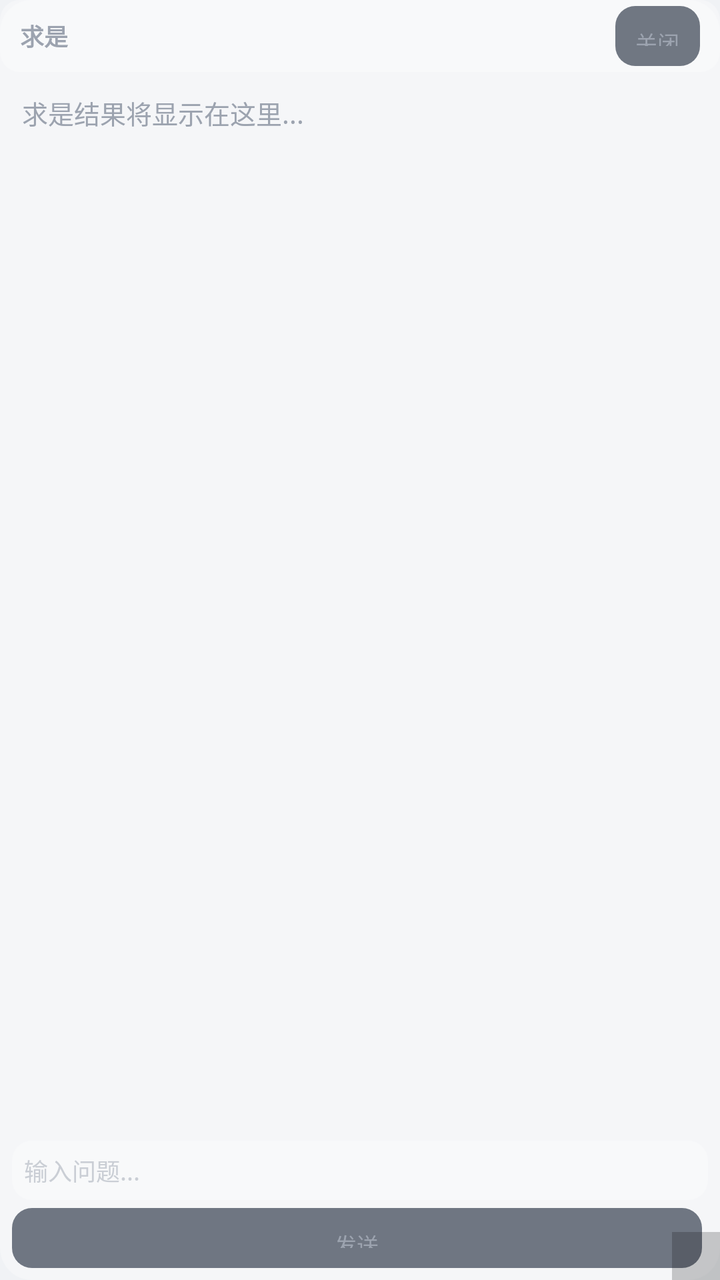
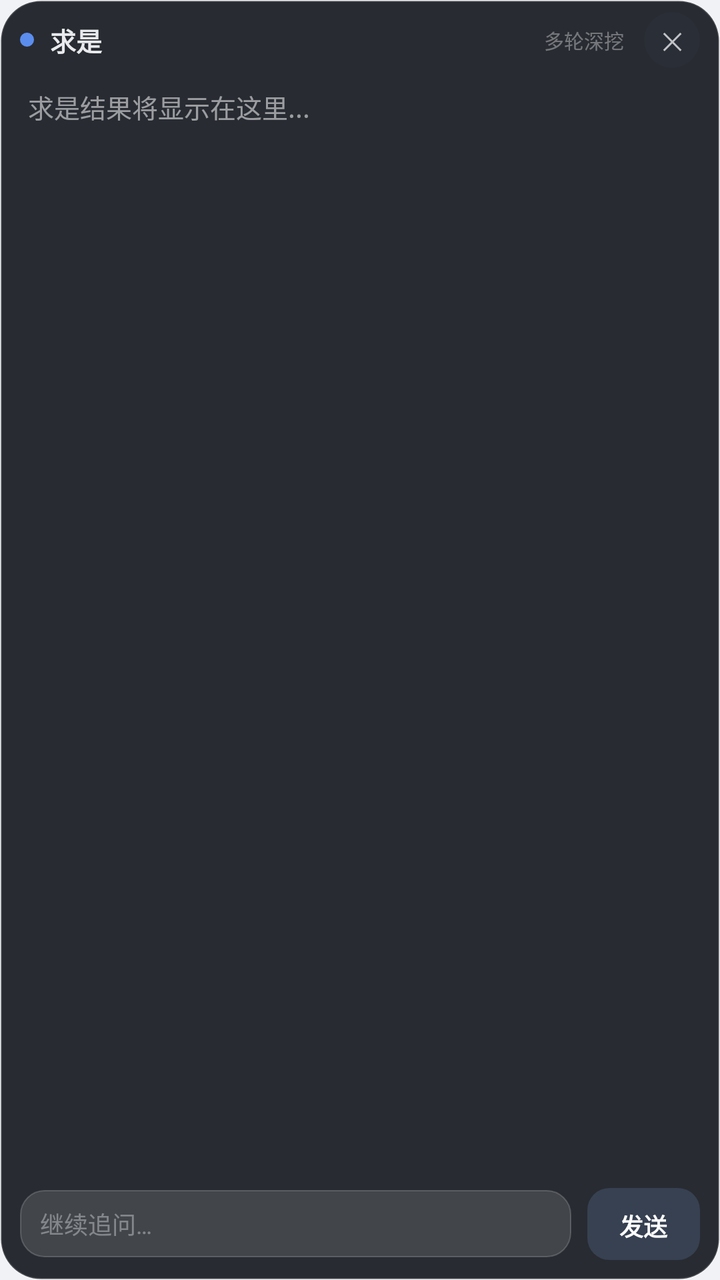

Compare the two renders of this Android layout. The source of the first and the diff that turns it into the second are given below.
<!-- AndroidManifest.xml: application theme Theme.Examate -->
<!-- res/layout/qiushi_widget.xml -->
<?xml version="1.0" encoding="utf-8"?>
<FrameLayout xmlns:android="http://schemas.android.com/apk/res/android"
    android:id="@+id/qiushi_root"
    android:layout_width="match_parent"
    android:layout_height="match_parent"
    android:background="@drawable/bg_float_30">

    <LinearLayout
        android:layout_width="match_parent"
        android:layout_height="match_parent"
        android:orientation="vertical">

        
        <LinearLayout
            android:id="@+id/qiushi_title_bar"
            android:layout_width="match_parent"
            android:layout_height="36dp"
            android:orientation="horizontal"
            android:gravity="center_vertical"
            android:background="@drawable/bg_float_input_30"
            android:paddingStart="10dp"
            android:paddingEnd="10dp">

            <TextView
                android:id="@+id/qiushi_title_text"
                android:layout_width="0dp"
                android:layout_height="wrap_content"
                android:layout_weight="1"
                android:textStyle="bold"
                android:textSize="12sp"
                android:text="求是"
                android:textColor="@color/text_hint" />

            <Button
                android:id="@+id/qiushi_close_btn"
                android:layout_width="wrap_content"
                android:layout_height="30dp"
                android:minWidth="0dp"
                android:minHeight="0dp"
                android:background="@drawable/btn_float_white"
                android:textColor="@color/text_hint"
                android:textSize="11sp"
                android:paddingStart="10dp"
                android:paddingEnd="10dp"
                android:text="关闭" />

        </LinearLayout>

        
        <ScrollView
            android:id="@+id/qiushi_scroll"
            android:layout_width="match_parent"
            android:layout_height="0dp"
            android:layout_weight="1"
            android:padding="8dp"
            android:scrollbarThumbVertical="@color/bg_divider">

            <TextView
                android:id="@+id/qiushi_output"
                android:layout_width="match_parent"
                android:layout_height="wrap_content"
                android:focusable="true"
                android:padding="3dp"
                android:textIsSelectable="true"
                android:text="求是结果将显示在这里..."
                android:textColor="@color/text_hint"
                android:textSize="13sp"
                android:lineSpacingExtra="3dp"
                android:lineSpacingMultiplier="1.15" />

        </ScrollView>

        
        <EditText
            android:id="@+id/qiushi_input"
            android:layout_width="match_parent"
            android:layout_height="wrap_content"
            android:maxHeight="96dp"
            android:focusable="true"
            android:focusableInTouchMode="true"
            android:hint="输入问题..."
            android:inputType="textMultiLine"
            android:scrollbars="vertical"
            android:textColor="@color/text_hint"
            android:textColorHint="#809CA3AF"
            android:background="@drawable/bg_float_input_30"
            android:padding="6dp"
            android:layout_marginStart="6dp"
            android:layout_marginEnd="6dp"
            android:layout_marginBottom="4dp"
            android:textSize="12sp" />

        
        <LinearLayout
            android:layout_width="match_parent"
            android:layout_height="wrap_content"
            android:orientation="horizontal"
            android:paddingStart="6dp"
            android:paddingEnd="6dp"
            android:paddingBottom="6dp">

            <Button
                android:id="@+id/qiushi_submit_btn"
                android:layout_width="0dp"
                android:layout_height="30dp"
                android:layout_weight="1"
                android:background="@drawable/btn_float_white"
                android:textColor="@color/text_hint"
                android:textSize="11sp"
                android:layout_marginEnd="3dp"
                android:text="发送" />

            <Button
                android:id="@+id/qiushi_stop_btn"
                android:layout_width="0dp"
                android:layout_height="30dp"
                android:layout_weight="1"
                android:background="@drawable/btn_float_white"
                android:textColor="@color/text_hint"
                android:textSize="11sp"
                android:layout_marginStart="3dp"
                android:visibility="gone"
                android:text="停止" />

        </LinearLayout>

    </LinearLayout>

    
    <View
        android:id="@+id/qiushi_resize_handle"
        android:layout_width="24dp"
        android:layout_height="24dp"
        android:layout_gravity="bottom|end"
        android:background="#33000000" />

</FrameLayout>
<!-- resources referenced by this layout -->
<resources>
  <color name="bg_divider">#22FFFFFF</color>
  <color name="text_hint">#FF9CA3AF</color>
  <!-- drawable bg_float_30 (drawable) -->
  <?xml version="1.0" encoding="utf-8"?>
  <shape xmlns:android="http://schemas.android.com/apk/res/android"
      android:shape="rectangle">
      <solid android:color="#4DFFFFFF" />
      <corners android:radius="16dp" />
  </shape>
  <!-- drawable bg_float_input_30 (drawable) -->
  <?xml version="1.0" encoding="utf-8"?>
  <shape xmlns:android="http://schemas.android.com/apk/res/android"
      android:shape="rectangle">
      <solid android:color="#4DFFFFFF" />
      <corners android:radius="10dp" />
  </shape>
  <!-- drawable btn_float_white (drawable) -->
  <?xml version="1.0" encoding="utf-8"?>
  <ripple xmlns:android="http://schemas.android.com/apk/res/android"
      android:color="#1A000000">
      <item>
          <shape android:shape="rectangle">
              <solid android:color="#B3FFFFFF" />
              <corners android:radius="10dp" />
          </shape>
      </item>
  </ripple>
  <style name="Theme.Examate" parent="Theme.Material3.Light.NoActionBar">
          <item name="colorPrimary">@color/primary</item>
          <item name="colorPrimaryDark">@color/primary_dark</item>
          <item name="colorAccent">@color/accent</item>
          <item name="android:windowBackground">@color/bg_primary</item>
          <item name="android:statusBarColor">@color/white</item>
          <item name="android:navigationBarColor">@color/white</item>
          <item name="android:windowLightStatusBar">true</item>
          <item name="android:textColorPrimary">@color/text_primary</item>
          <item name="android:textColorSecondary">@color/text_secondary</item>
          <item name="android:textColorHint">@color/text_hint</item>
          
          <item name="android:windowAnimationStyle">@style/ActivityTransition</item>
      </style>
  <color name="primary">#FF374151</color>
  <color name="primary_dark">#FF1F2937</color>
  <color name="accent">#FF6B7280</color>
  <color name="bg_primary">#FFF0F2F5</color>
  <color name="white">#FFFFFFFF</color>
  <color name="text_primary">#FF1A1A2E</color>
  <color name="text_secondary">#FF6B7280</color>
  <style name="ActivityTransition">
          <item name="android:activityOpenEnterAnimation">@anim/activity_open_enter</item>
          <item name="android:activityOpenExitAnimation">@anim/activity_open_exit</item>
          <item name="android:activityCloseEnterAnimation">@anim/activity_close_enter</item>
          <item name="android:activityCloseExitAnimation">@anim/activity_close_exit</item>
      </style>
</resources>

<!-- the commit's change to res/layout/qiushi_widget.xml (unified diff, before → after) -->
@@ -3,46 +3,59 @@
     android:id="@+id/qiushi_root"
     android:layout_width="match_parent"
     android:layout_height="match_parent"
-    android:background="@drawable/bg_float_30">
+    android:background="@drawable/bg_qiushi_window">
 
     <LinearLayout
         android:layout_width="match_parent"
         android:layout_height="match_parent"
-        android:orientation="vertical">
+        android:orientation="vertical"
+        android:paddingStart="10dp"
+        android:paddingEnd="10dp"
+        android:paddingBottom="10dp">
 
         
         <LinearLayout
             android:id="@+id/qiushi_title_bar"
             android:layout_width="match_parent"
-            android:layout_height="36dp"
+            android:layout_height="40dp"
             android:orientation="horizontal"
-            android:gravity="center_vertical"
-            android:background="@drawable/bg_float_input_30"
-            android:paddingStart="10dp"
-            android:paddingEnd="10dp">
+            android:gravity="center_vertical">
+
+            <View
+                android:layout_width="7dp"
+                android:layout_height="7dp"
+                android:background="@drawable/bg_qiushi_dot" />
 
             <TextView
                 android:id="@+id/qiushi_title_text"
                 android:layout_width="0dp"
                 android:layout_height="wrap_content"
                 android:layout_weight="1"
+                android:layout_marginStart="8dp"
                 android:textStyle="bold"
-                android:textSize="12sp"
+                android:textSize="13sp"
                 android:text="求是"
-                android:textColor="@color/text_hint" />
+                android:textColor="#FFE8EAED" />
+
+            <TextView
+                android:layout_width="wrap_content"
+                android:layout_height="wrap_content"
+                android:layout_marginEnd="10dp"
+                android:text="多轮深挖"
+                android:textSize="10sp"
+                android:textColor="#66E8EAED" />
 
             <Button
                 android:id="@+id/qiushi_close_btn"
-                android:layout_width="wrap_content"
-                android:layout_height="30dp"
+                android:layout_width="28dp"
+                android:layout_height="28dp"
                 android:minWidth="0dp"
                 android:minHeight="0dp"
-                android:background="@drawable/btn_float_white"
-                android:textColor="@color/text_hint"
-                android:textSize="11sp"
-                android:paddingStart="10dp"
-                android:paddingEnd="10dp"
-                android:text="关闭" />
+                android:background="@drawable/btn_qiushi_close"
+                android:textColor="#CCE8EAED"
+                android:textSize="12sp"
+                android:padding="0dp"
+                android:text="✕" />
 
         </LinearLayout>
 
@@ -52,73 +65,86 @@
             android:layout_width="match_parent"
             android:layout_height="0dp"
             android:layout_weight="1"
-            android:padding="8dp"
-            android:scrollbarThumbVertical="@color/bg_divider">
+            android:layout_marginTop="2dp"
+            android:scrollbarThumbVertical="@drawable/bg_qiushi_scroll_thumb"
+            android:scrollbars="vertical"
+            android:fadingEdge="vertical"
+            android:fadingEdgeLength="24dp">
 
             <TextView
                 android:id="@+id/qiushi_output"
                 android:layout_width="match_parent"
                 android:layout_height="wrap_content"
                 android:focusable="true"
-                android:padding="3dp"
+                android:paddingStart="4dp"
+                android:paddingEnd="4dp"
+                android:paddingTop="2dp"
+                android:paddingBottom="2dp"
                 android:textIsSelectable="true"
                 android:text="求是结果将显示在这里..."
-                android:textColor="@color/text_hint"
+                android:textColor="#99E8EAED"
                 android:textSize="13sp"
-                android:lineSpacingExtra="3dp"
+                android:lineSpacingExtra="4dp"
                 android:lineSpacingMultiplier="1.15" />
 
         </ScrollView>
 
         
-        <EditText
-            android:id="@+id/qiushi_input"
-            android:layout_width="match_parent"
-            android:layout_height="wrap_content"
-            android:maxHeight="96dp"
-            android:focusable="true"
-            android:focusableInTouchMode="true"
-            android:hint="输入问题..."
-            android:inputType="textMultiLine"
-            android:scrollbars="vertical"
-            android:textColor="@color/text_hint"
-            android:textColorHint="#809CA3AF"
-            android:background="@drawable/bg_float_input_30"
-            android:padding="6dp"
-            android:layout_marginStart="6dp"
-            android:layout_marginEnd="6dp"
-            android:layout_marginBottom="4dp"
-            android:textSize="12sp" />
-
-        
         <LinearLayout
             android:layout_width="match_parent"
             android:layout_height="wrap_content"
+            android:layout_marginTop="8dp"
             android:orientation="horizontal"
-            android:paddingStart="6dp"
-            android:paddingEnd="6dp"
-            android:paddingBottom="6dp">
+            android:gravity="center_vertical">
+
+            <EditText
+                android:id="@+id/qiushi_input"
+                android:layout_width="0dp"
+                android:layout_height="wrap_content"
+                android:layout_weight="1"
+                android:maxHeight="96dp"
+                android:focusable="true"
+                android:focusableInTouchMode="true"
+                android:hint="继续追问…"
+                android:inputType="textMultiLine"
+                android:scrollbars="vertical"
+                android:textColor="#FFE8EAED"
+                android:textColorHint="#66E8EAED"
+                android:background="@drawable/bg_qiushi_input"
+                android:paddingStart="10dp"
+                android:paddingEnd="10dp"
+                android:paddingTop="8dp"
+                android:paddingBottom="8dp"
+                android:textSize="12sp" />
 
             <Button
                 android:id="@+id/qiushi_submit_btn"
-                android:layout_width="0dp"
-                android:layout_height="30dp"
-                android:layout_weight="1"
-                android:background="@drawable/btn_float_white"
-                android:textColor="@color/text_hint"
-                android:textSize="11sp"
-                android:layout_marginEnd="3dp"
+                android:layout_width="wrap_content"
+                android:layout_height="36dp"
+                android:minWidth="0dp"
+                android:minHeight="0dp"
+                android:layout_marginStart="8dp"
+                android:background="@drawable/btn_qiushi_send"
+                android:textColor="#FFFFFFFF"
+                android:textSize="12sp"
+                android:textStyle="bold"
+                android:paddingStart="16dp"
+                android:paddingEnd="16dp"
                 android:text="发送" />
 
             <Button
                 android:id="@+id/qiushi_stop_btn"
-                android:layout_width="0dp"
-                android:layout_height="30dp"
-                android:layout_weight="1"
-                android:background="@drawable/btn_float_white"
-                android:textColor="@color/text_hint"
-                android:textSize="11sp"
-                android:layout_marginStart="3dp"
+                android:layout_width="wrap_content"
+                android:layout_height="36dp"
+                android:minWidth="0dp"
+                android:minHeight="0dp"
+                android:layout_marginStart="8dp"
+                android:background="@drawable/btn_qiushi_stop"
+                android:textColor="#FFFFFFFF"
+                android:textSize="12sp"
+                android:textStyle="bold"
+                android:paddingStart="16dp"
+                android:paddingEnd="16dp"
                 android:visibility="gone"
                 android:text="停止" />
 
@@ -126,12 +152,4 @@
 
     </LinearLayout>
 
-    
-    <View
-        android:id="@+id/qiushi_resize_handle"
-        android:layout_width="24dp"
-        android:layout_height="24dp"
-        android:layout_gravity="bottom|end"
-        android:background="#33000000" />
-
 </FrameLayout>
<!-- resource entries referenced after the edit -->
@@ -1,32 +1,67 @@
 <!-- resources referenced by this layout -->
 <resources>
-  <color name="bg_divider">#22FFFFFF</color>
-  <color name="text_hint">#FF9CA3AF</color>
-  <!-- drawable bg_float_30 (drawable) -->
+  <!-- drawable bg_qiushi_dot (drawable) -->
+  <?xml version="1.0" encoding="utf-8"?>
+  <shape xmlns:android="http://schemas.android.com/apk/res/android"
+      android:shape="oval">
+      <solid android:color="#FF5B8DEF" />
+  </shape>
+  <!-- drawable bg_qiushi_input (drawable) -->
   <?xml version="1.0" encoding="utf-8"?>
   <shape xmlns:android="http://schemas.android.com/apk/res/android"
       android:shape="rectangle">
-      <solid android:color="#4DFFFFFF" />
-      <corners android:radius="16dp" />
+      <solid android:color="#1FFFFFFF" />
+      <corners android:radius="12dp" />
+      <stroke android:width="0.5dp" android:color="#2EFFFFFF" />
   </shape>
-  <!-- drawable bg_float_input_30 (drawable) -->
+  <!-- drawable bg_qiushi_scroll_thumb (drawable) -->
   <?xml version="1.0" encoding="utf-8"?>
   <shape xmlns:android="http://schemas.android.com/apk/res/android"
       android:shape="rectangle">
-      <solid android:color="#4DFFFFFF" />
-      <corners android:radius="10dp" />
+      <solid android:color="#33FFFFFF" />
+      <corners android:radius="2dp" />
   </shape>
-  <!-- drawable btn_float_white (drawable) -->
+  <!-- drawable bg_qiushi_window (drawable) -->
+  <?xml version="1.0" encoding="utf-8"?>
+  <shape xmlns:android="http://schemas.android.com/apk/res/android"
+      android:shape="rectangle">
+      <solid android:color="#F01C1F26" />
+      <corners android:radius="20dp" />
+      <stroke android:width="1dp" android:color="#24FFFFFF" />
+  </shape>
+  <!-- drawable btn_qiushi_close (drawable) -->
   <?xml version="1.0" encoding="utf-8"?>
   <ripple xmlns:android="http://schemas.android.com/apk/res/android"
-      android:color="#1A000000">
+      android:color="#26FFFFFF">
       <item>
-          <shape android:shape="rectangle">
-              <solid android:color="#B3FFFFFF" />
-              <corners android:radius="10dp" />
+          <shape android:shape="oval">
+              <solid android:color="#26FFFFFF" />
           </shape>
       </item>
   </ripple>
+  <!-- drawable btn_qiushi_send (drawable) -->
+  <?xml version="1.0" encoding="utf-8"?>
+  <ripple xmlns:android="http://schemas.android.com/apk/res/android"
+      android:color="#33FFFFFF">
+      <item>
+          <shape android:shape="rectangle">
+              <solid android:color="#FF5B8DEF" />
+              <corners android:radius="11dp" />
+          </shape>
+      </item>
+  </ripple>
+  <!-- drawable btn_qiushi_stop (drawable) -->
+  <?xml version="1.0" encoding="utf-8"?>
+  <ripple xmlns:android="http://schemas.android.com/apk/res/android"
+      android:color="#33FFFFFF">
+      <item>
+          <shape android:shape="rectangle">
+              <solid android:color="#99EF4444" />
+              <corners android:radius="11dp" />
+          </shape>
+      </item>
+  </ripple>
+  <color name="text_hint">#FF9CA3AF</color>
   <style name="Theme.Examate" parent="Theme.Material3.Light.NoActionBar">
           <item name="colorPrimary">@color/primary</item>
           <item name="colorPrimaryDark">@color/primary_dark</item>
